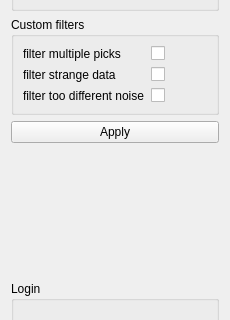
Before: the Qt Designer form src/analytics.ui in vtyulb/BSA-Analytics, drawn with Qt 5; both pictures show x 0 to 230 and y 180 to 500 of the 230 by 640 pixel window.
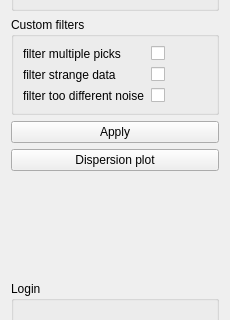
After: the same form once the commit is applied.

Commit message: dispersion plot

The edit to the form file:
```diff
--- a/src/analytics.ui
+++ b/src/analytics.ui
@@ -192,6 +192,13 @@
      </property>
     </widget>
    </item>
+   <item>
+    <widget class="QPushButton" name="dispersionPlotButton">
+     <property name="text">
+      <string>Dispersion plot</string>
+     </property>
+    </widget>
+   </item>
    <item>
     <spacer name="verticalSpacer">
      <property name="orientation">
```
The commit also changes 3 other files.
